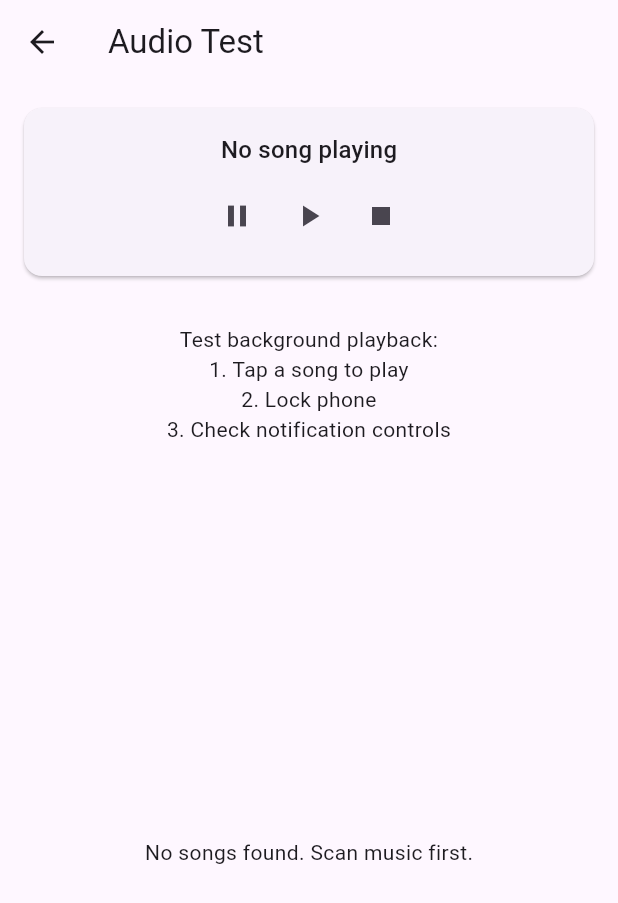
After one commit to frankline-onguti/pulse-music, a Flutter app: the screen it shows after launch, after a tap on "Test Audio Playback", on a phone screen of 412 x 824 dp. The commit adds this screen. Shown: the top 903 px of the screen. Run offline on Flutter 3.47's test engine with Material 3 defaults, Android fonts, the phone set to English and light mode, and no system bars; our stand-ins replace audio_service, flutter_riverpod, just_audio, permission_handler, sqflite; accounts and stored records are empty.

Commit message:
feat: add background audio playback engine using audio_service

```diff
--- a/lib/main.dart
+++ b/lib/main.dart
@@ -1,11 +1,27 @@
 import 'package:flutter/material.dart';
 import 'package:flutter_riverpod/flutter_riverpod.dart';
+import 'package:audio_service/audio_service.dart';
 import 'core/scanner/music_scanner.dart';
 import 'core/scanner/permission_service.dart';
 import 'core/database/song_repository.dart';
 import 'core/database/database_service.dart';
+import 'core/audio/audio_handler.dart';
+import 'pages/audio_test_page.dart';
 
-void main() {
+late final PulseAudioHandler audioHandler;
+
+Future<void> main() async {
+  WidgetsFlutterBinding.ensureInitialized();
+
+  audioHandler = await AudioService.init(
+    builder: () => PulseAudioHandler(),
+    config: const AudioServiceConfig(
+      androidNotificationChannelId: 'com.pulse.music',
+      androidNotificationChannelName: 'Pulse Playback',
+      androidNotificationOngoing: true,
+    ),
+  );
+
   runApp(const ProviderScope(child: PulseApp()));
 }
 
@@ -60,6 +76,13 @@ class _ScanTestPageState extends State<ScanTestPage> {
     debugPrint('Database verification: $count songs stored');
   }
 
+  void _goToAudioTest() {
+    Navigator.push(
+      context,
+      MaterialPageRoute(builder: (context) => const AudioTestPage()),
+    );
+  }
+
   @override
   Widget build(BuildContext context) {
     return Scaffold(
@@ -73,6 +96,11 @@ class _ScanTestPageState extends State<ScanTestPage> {
               onPressed: scan,
               child: const Text('Scan Music'),
             ),
+            const SizedBox(height: 16),
+            ElevatedButton(
+              onPressed: _goToAudioTest,
+              child: const Text('Test Audio Playback'),
+            ),
           ],
         ),
       ),
--- /dev/null
+++ b/lib/pages/audio_test_page.dart
@@ -0,0 +1,136 @@
+import 'package:flutter/material.dart';
+import 'package:audio_service/audio_service.dart';
+import '../main.dart';
+import '../core/database/database_service.dart';
+
+class AudioTestPage extends StatefulWidget {
+  const AudioTestPage({super.key});
+
+  @override
+  State<AudioTestPage> createState() => _AudioTestPageState();
+}
+
+class _AudioTestPageState extends State<AudioTestPage> {
+  List<Map<String, dynamic>> songs = [];
+  bool isLoading = true;
+
+  @override
+  void initState() {
+    super.initState();
+    _loadSongs();
+  }
+
+  Future<void> _loadSongs() async {
+    final db = await DatabaseService.database;
+    final result = await db.rawQuery('''
+      SELECT s.id, s.title, s.path, a.name as artist
+      FROM songs s
+      JOIN artists a ON s.artist_id = a.id
+      LIMIT 10
+    ''');
+
+    setState(() {
+      songs = result;
+      isLoading = false;
+    });
+  }
+
+  Future<void> _playSong(Map<String, dynamic> song) async {
+    await audioHandler.playSong(
+      song['path'],
+      MediaItem(
+        id: song['id'],
+        title: song['title'] ?? 'Unknown Title',
+        artist: song['artist'] ?? 'Unknown Artist',
+      ),
+    );
+  }
+
+  @override
+  Widget build(BuildContext context) {
+    return Scaffold(
+      appBar: AppBar(
+        title: const Text('Audio Test'),
+      ),
+      body: Column(
+        children: [
+          // Playback controls
+          StreamBuilder<PlaybackState>(
+            stream: audioHandler.playbackState,
+            builder: (context, snapshot) {
+              return Card(
+                margin: const EdgeInsets.all(16),
+                child: Padding(
+                  padding: const EdgeInsets.all(16),
+                  child: Column(
+                    children: [
+                      StreamBuilder<MediaItem?>(
+                        stream: audioHandler.mediaItem,
+                        builder: (context, snapshot) {
+                          final mediaItem = snapshot.data;
+                          return Text(
+                            mediaItem?.title ?? 'No song playing',
+                            style: Theme.of(context).textTheme.titleMedium,
+                          );
+                        },
+                      ),
+                      const SizedBox(height: 8),
+                      Row(
+                        mainAxisAlignment: MainAxisAlignment.center,
+                        children: [
+                          IconButton(
+                            onPressed: audioHandler.pause,
+                            icon: const Icon(Icons.pause),
+                          ),
+                          IconButton(
+                            onPressed: audioHandler.play,
+                            icon: const Icon(Icons.play_arrow),
+                          ),
+                          IconButton(
+                            onPressed: audioHandler.stop,
+                            icon: const Icon(Icons.stop),
+                          ),
+                        ],
+                      ),
+                    ],
+                  ),
+                ),
+              );
+            },
+          ),
+
+          // Instructions
+          const Padding(
+            padding: EdgeInsets.all(16),
+            child: Text(
+              'Test background playback:\n1. Tap a song to play\n2. Lock phone\n3. Check notification controls',
+              textAlign: TextAlign.center,
+            ),
+          ),
+
+          // Songs list
+          Expanded(
+            child: isLoading
+                ? const Center(child: CircularProgressIndicator())
+                : songs.isEmpty
+                    ? const Center(
+                        child: Text('No songs found. Scan music first.'),
+                      )
+                    : ListView.builder(
+                        itemCount: songs.length,
+                        itemBuilder: (context, index) {
+                          final song = songs[index];
+                          return ListTile(
+                            title: Text(song['title'] ?? 'Unknown Title'),
+                            subtitle: Text(song['artist'] ?? 'Unknown Artist'),
+                            trailing: const Icon(Icons.play_arrow),
+                            onTap: () => _playSong(song),
+                          );
+                        },
+                      ),
+          ),
+        ],
+      ),
+    );
+  }
+}
--- a/pubspec.yaml
+++ b/pubspec.yaml
@@ -38,6 +38,8 @@ dependencies:
   permission_handler: ^11.2.0
   sqflite: ^2.3.0
   path: ^1.8.3
+  audio_service: ^0.18.12
+  just_audio: ^0.9.36
 
 dev_dependencies:
   flutter_test:
```
Also changed, not shown: lib/core/audio/audio_handler.dart (added, +55 -0 lines), pubspec.lock, 2 other files.
